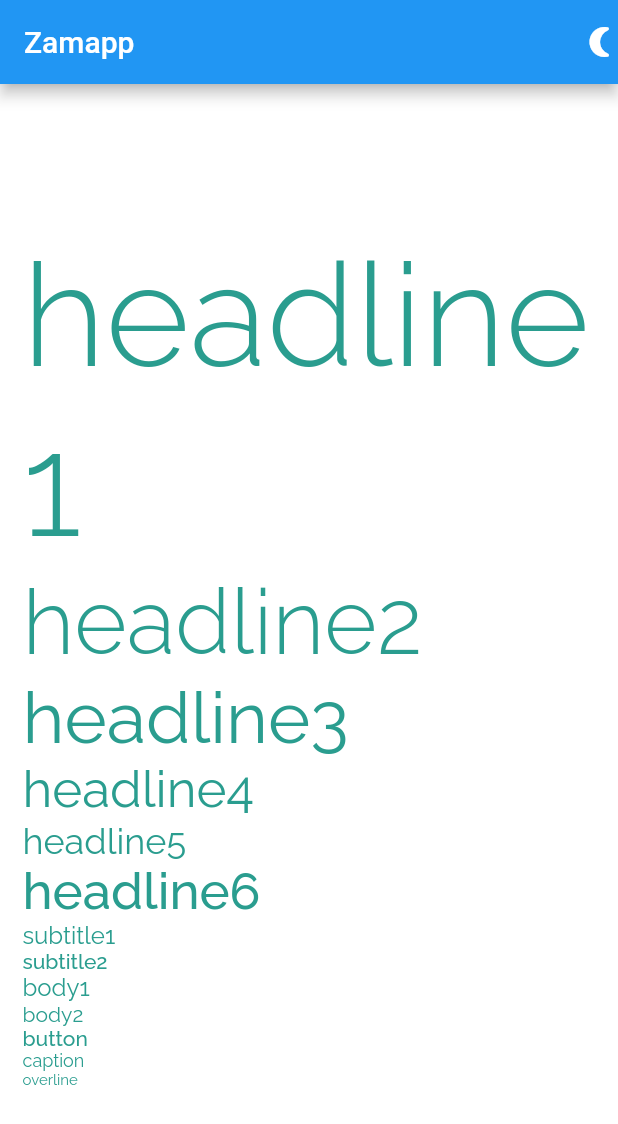
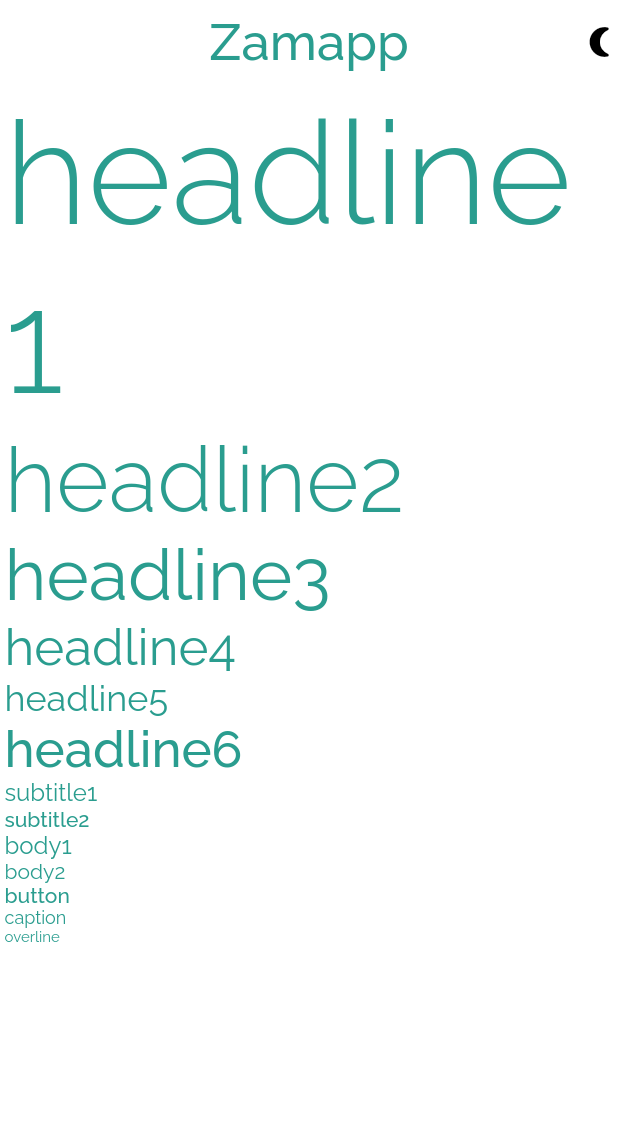
Before and after one commit to dariocast/zama, a Flutter app: the screen it shows after launch, on a phone screen of 412 x 824 dp. Shown: the top 1124 px of the screen. Run offline on Flutter 3.47's test engine with Material 2 defaults, Android fonts, the light colour scheme and no system bars.

Commit message:
some stuff

```diff
--- a/lib/main.dart
+++ b/lib/main.dart
@@ -7,7 +7,6 @@ void main() {
 }
 
 class Zamapp extends StatelessWidget {
-
   @override
   Widget build(BuildContext context) {
     return MaterialApp(
@@ -31,20 +30,32 @@ class MainPage extends StatefulWidget {
 }
 
 class _MainPageState extends State<MainPage> {
-
   @override
   Widget build(BuildContext context) {
     return Scaffold(
       appBar: AppBar(
-        title: Text(widget.title),
+        title: Text(
+          widget.title,
+          style: ZamaTextStyles.headline6(context),
+        ),
+        centerTitle: true,
+        backgroundColor: Theme.of(context).scaffoldBackgroundColor,
+        elevation: 0.0,
         actions: [
-          Theme.of(context).brightness == Brightness.light ? Icon(Icons.nightlight_round) : Icon(Icons.wb_sunny),
+          Theme.of(context).brightness == Brightness.light
+              ? Icon(
+                  Icons.nightlight_round,
+                  color: ZamaColors.onBackground(context),
+                )
+              : Icon(
+                  Icons.wb_sunny,
+                  color: ZamaColors.onBackground(context),
+                ),
         ],
       ),
       body: Center(
         child: ListView(
-          shrinkWrap: true,
-          padding: EdgeInsets.all(15.0),
+          padding: EdgeInsets.all(3.0),
           children: <Widget>[
             Text(
               'headline1',
@@ -89,7 +100,7 @@ class _MainPageState extends State<MainPage> {
             Text(
               'button',
               style: ZamaTextStyles.button(context),
-              ),
+            ),
             Text(
               'caption',
               style: ZamaTextStyles.caption(context),
--- a/lib/zama_theme.dart
+++ b/lib/zama_theme.dart
@@ -19,11 +19,11 @@ abstract class LightThemeColors {
 abstract class DarkThemeColors {
   static Color get background => const Color(0xFF121212);
   static Color get surface => const Color(0xFF121212);
-  static Color get primary => const Color(0xFFBB86FC);
-  static Color get primaryVariant => const Color(0xFF3700B3);
-  static Color get secondary => const Color(0xFF03DAC6);
-  static Color get secondaryVariant => const Color(0xFF03DAC6);
-  static Color get error => const Color(0xFFCF6679);
+  static Color get primary => const Color(0xFF2A9D8F);
+  static Color get primaryVariant => const Color(0xFF264653);
+  static Color get secondary => const Color(0xFFE9C46A);
+  static Color get secondaryVariant => const Color(0xFFF4A261);
+  static Color get error => const Color(0xFFE76F51);
 
   static Color get onPrimary => const Color(0xFF000000);
   static Color get onSecondary => const Color(0xFF000000);
@@ -36,10 +36,9 @@ class ThemedColor {
   final Color light;
   final Color dark;
 
-  ThemedColor({
-    @required this.light,
-    @required this.dark
-  }) : assert(light != null), assert(dark != null);
+  ThemedColor({@required this.light, @required this.dark})
+      : assert(light != null),
+        assert(dark != null);
 
   Color getColor(BuildContext context) {
     switch (Theme.of(context).brightness) {
@@ -54,64 +53,56 @@ class ThemedColor {
 
 abstract class ZamaColors {
   static Color background(BuildContext context) => ThemedColor(
-      light: LightThemeColors.background,
-      dark: DarkThemeColors.background
-  ).getColor(context);
+          light: LightThemeColors.background, dark: DarkThemeColors.background)
+      .getColor(context);
 
   static Color surface(BuildContext context) => ThemedColor(
-      light: LightThemeColors.surface,
-      dark: DarkThemeColors.surface
-  ).getColor(context);
+          light: LightThemeColors.surface, dark: DarkThemeColors.surface)
+      .getColor(context);
 
   static Color primary(BuildContext context) => ThemedColor(
-      light: LightThemeColors.primary,
-      dark: DarkThemeColors.primary
-  ).getColor(context);
+          light: LightThemeColors.primary, dark: DarkThemeColors.primary)
+      .getColor(context);
 
   static Color primaryVariant(BuildContext context) => ThemedColor(
-      light: LightThemeColors.primaryVariant,
-      dark: DarkThemeColors.primaryVariant
-  ).getColor(context);
+          light: LightThemeColors.primaryVariant,
+          dark: DarkThemeColors.primaryVariant)
+      .getColor(context);
 
   static Color secondary(BuildContext context) => ThemedColor(
-      light: LightThemeColors.secondary,
-      dark: DarkThemeColors.secondary
-  ).getColor(context);
+          light: LightThemeColors.secondary, dark: DarkThemeColors.secondary)
+      .getColor(context);
 
   static Color secondaryVariant(BuildContext context) => ThemedColor(
-      light: LightThemeColors.secondaryVariant,
-      dark: DarkThemeColors.secondaryVariant
-  ).getColor(context);
+          light: LightThemeColors.secondaryVariant,
+          dark: DarkThemeColors.secondaryVariant)
+      .getColor(context);
 
-  static Color error(BuildContext context) => ThemedColor(
-      light: LightThemeColors.error,
-      dark: DarkThemeColors.error
-  ).getColor(context);
+  static Color error(BuildContext context) =>
+      ThemedColor(light: LightThemeColors.error, dark: DarkThemeColors.error)
+          .getColor(context);
 
   static Color onPrimary(BuildContext context) => ThemedColor(
-      light: LightThemeColors.onPrimary,
-      dark: DarkThemeColors.onPrimary
-  ).getColor(context);
+          light: LightThemeColors.onPrimary, dark: DarkThemeColors.onPrimary)
+      .getColor(context);
 
   static Color onSecondary(BuildContext context) => ThemedColor(
-      light: LightThemeColors.onSecondary,
-      dark: DarkThemeColors.onSecondary
-  ).getColor(context);
+          light: LightThemeColors.onSecondary,
+          dark: DarkThemeColors.onSecondary)
+      .getColor(context);
 
   static Color onBackground(BuildContext context) => ThemedColor(
-      light: LightThemeColors.onBackground,
-      dark: DarkThemeColors.onBackground
-  ).getColor(context);
+          light: LightThemeColors.onBackground,
+          dark: DarkThemeColors.onBackground)
+      .getColor(context);
 
   static Color onSurface(BuildContext context) => ThemedColor(
-      light: LightThemeColors.onSurface,
-      dark: DarkThemeColors.onSurface
-  ).getColor(context);
+          light: LightThemeColors.onSurface, dark: DarkThemeColors.onSurface)
+      .getColor(context);
 
   static Color onError(BuildContext context) => ThemedColor(
-      light: LightThemeColors.onError,
-      dark: DarkThemeColors.onError
-  ).getColor(context);
+          light: LightThemeColors.onError, dark: DarkThemeColors.onError)
+      .getColor(context);
 }
 
 abstract class ZamaTextStyles {
@@ -233,17 +224,18 @@ abstract class ZamaTextStyles {
       fontWeight: FontWeight.w400,
     );
   }
-
 }
 
 final Map<ThemeMode, ThemeData> zamaThemes = {
   ThemeMode.light: ThemeData(
-    accentColor: LightThemeColors.primary,
+    primaryColor: LightThemeColors.primary,
+    accentColor: LightThemeColors.secondary,
     scaffoldBackgroundColor: LightThemeColors.background,
     brightness: Brightness.light,
   ),
   ThemeMode.dark: ThemeData(
-    accentColor: DarkThemeColors.primary,
+    primaryColor: DarkThemeColors.primary,
+    accentColor: DarkThemeColors.secondary,
     scaffoldBackgroundColor: DarkThemeColors.background,
     brightness: Brightness.dark,
   )
--- a/pubspec.yaml
+++ b/pubspec.yaml
@@ -13,6 +13,7 @@ dependencies:
     sdk: flutter
 
   cupertino_icons: ^1.0.0
+  provider: ^3.0.0+1
 
 dev_dependencies:
   flutter_test:
```
Also changed, not shown: pubspec.lock.
